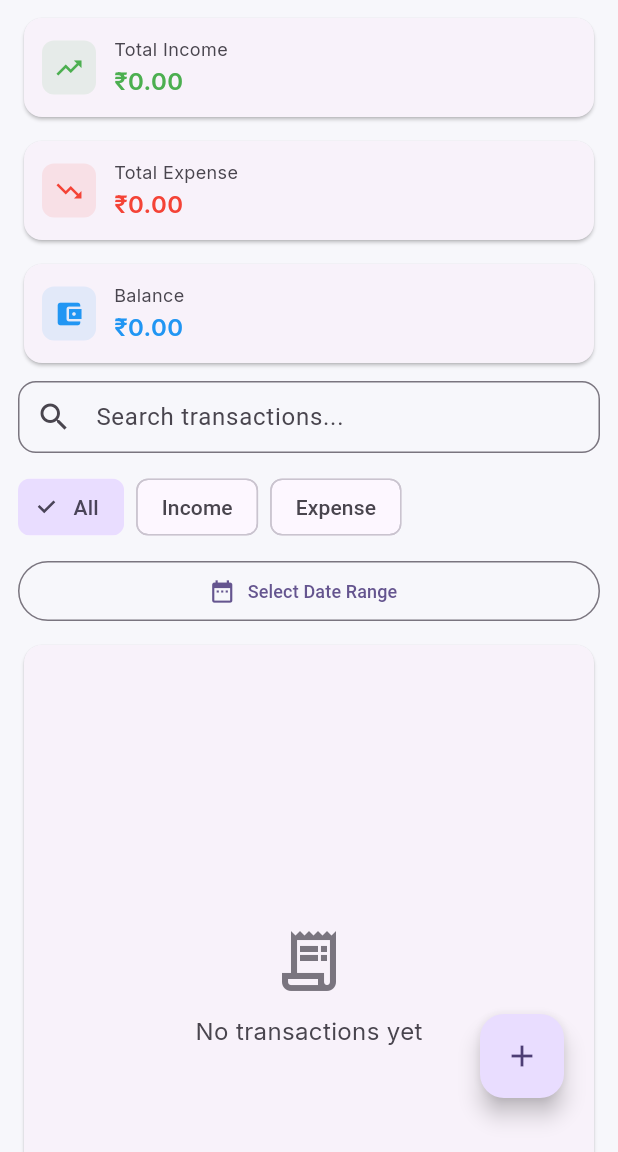
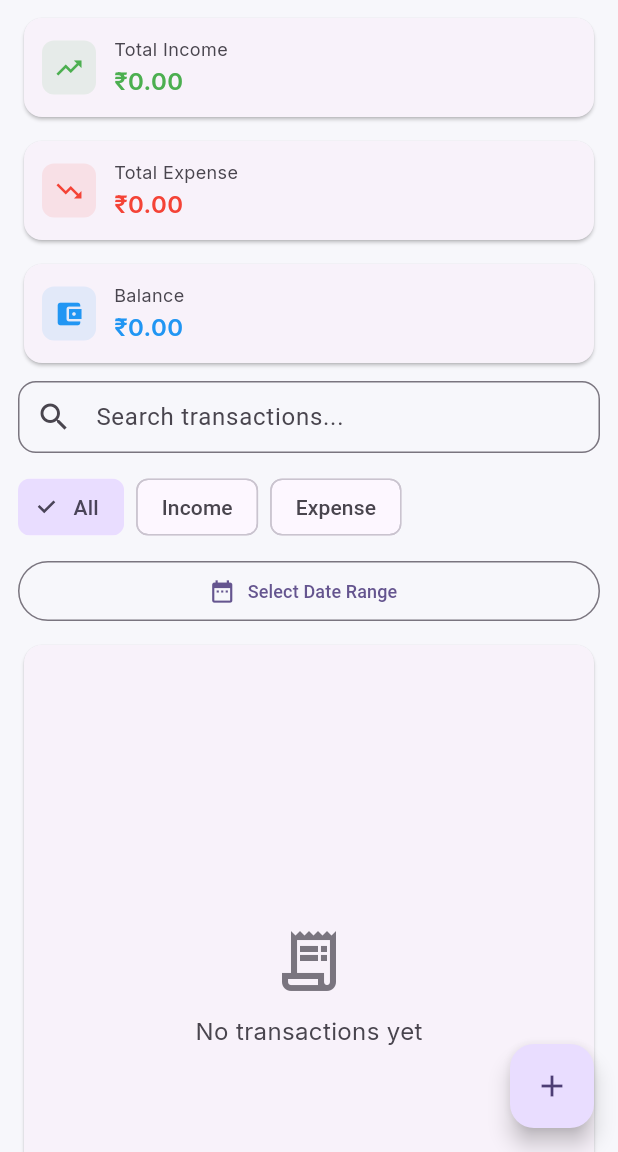
Before and after one commit to Mohammadbalva2004/account, a Flutter app: the screen it shows after launch, on a phone screen of 412 x 824 dp, the part 84-1236 px from its top. Run offline on Flutter 3.47's test engine with Material 3 defaults, Android fonts, the phone set to English and light mode, and no system bars; our stand-ins replace file_picker, google_fonts, printing; missing offline and left inert: dart:html.

Commit message:
code complate

```diff
--- a/lib/main.dart
+++ b/lib/main.dart
@@ -541,9 +541,8 @@ class _HomeScreenState extends State<HomeScreen> {
                   .map((t) => [
                         t.type,
                         t.amount.toStringAsFixed(2),
-                        t.category ?? '-',
                         t.note,
-                        df.format(t.date),
+                        df.format(t.date), // Shows date and time
                       ])
                   .toList(),
             ),
@@ -633,7 +632,6 @@ class _HomeScreenState extends State<HomeScreen> {
     final isDesktop = screenWidth >= 1200;
     final isMobile = screenWidth < 600;
 
-    //  Responsive padding based on screen size
     final horizontalPadding = isMobile
         ? 12.0
         : isTablet
@@ -764,6 +762,8 @@ class _HomeScreenState extends State<HomeScreen> {
                                   return TransactionTile(
                                     t: t,
                                     onTap: () => _openAdd(t),
+                                    onEdit: () =>
+                                        _openAdd(t), // Added edit callback
                                     onDelete: () => _delete(t),
                                     currency: currency,
                                     isCompact: isMobile,
@@ -788,19 +788,16 @@ class _HomeScreenState extends State<HomeScreen> {
       ),
       floatingActionButton: isDesktop
           ? Padding(
-              padding: const EdgeInsets.only(bottom: 20, right: 70),
+              padding: const EdgeInsets.only(bottom: 16, right: 16),
               child: FloatingActionButton.extended(
                 onPressed: () => _openAdd(),
                 icon: const Icon(Icons.add),
                 label: const Text('Add Transaction'),
               ),
             )
-          : Padding(
-              padding: const EdgeInsets.only(right: 20.0, bottom: 20.0),
-              child: FloatingActionButton(
-                onPressed: () => _openAdd(),
-                child: const Icon(Icons.add),
-              ),
+          : FloatingActionButton(
+              onPressed: () => _openAdd(),
+              child: const Icon(Icons.add),
             ),
       floatingActionButtonLocation: isDesktop
           ? FloatingActionButtonLocation.endFloat
```
